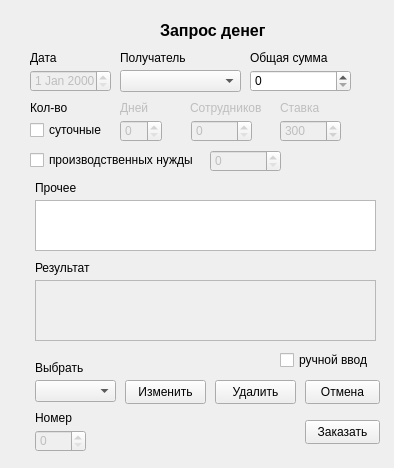
Above: my_helper/notebook/designer_ui/get_money_2.ui from SmolPO/vertical before the change. Below: the same form after it.
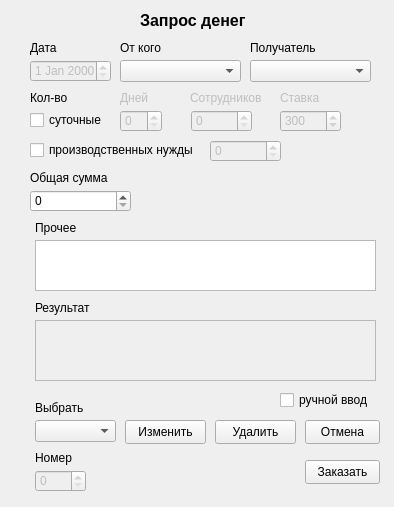
That is the form after the change.

The edit to the form file:
```diff
--- a/my_helper/notebook/designer_ui/get_money_2.ui
+++ b/my_helper/notebook/designer_ui/get_money_2.ui
@@ -7,7 +7,7 @@
     <x>0</x>
     <y>0</y>
     <width>394</width>
-    <height>468</height>
+    <height>507</height>
    </rect>
   </property>
   <property name="windowTitle">
@@ -20,7 +20,7 @@
    <property name="geometry">
     <rect>
      <x>30</x>
-     <y>70</y>
+     <y>60</y>
      <width>81</width>
      <height>22</height>
     </rect>
@@ -30,7 +30,7 @@
    <property name="geometry">
     <rect>
      <x>35</x>
-     <y>200</y>
+     <y>240</y>
      <width>341</width>
      <height>51</height>
     </rect>
@@ -39,8 +39,8 @@
   <widget class="QLabel" name="label">
    <property name="geometry">
     <rect>
-     <x>160</x>
-     <y>20</y>
+     <x>140</x>
+     <y>10</y>
      <width>111</width>
      <height>21</height>
     </rect>
@@ -59,7 +59,7 @@
    <property name="geometry">
     <rect>
      <x>30</x>
-     <y>50</y>
+     <y>40</y>
      <width>49</width>
      <height>16</height>
     </rect>
@@ -71,8 +71,8 @@
   <widget class="QComboBox" name="cb_recipient">
    <property name="geometry">
     <rect>
-     <x>120</x>
-     <y>70</y>
+     <x>250</x>
+     <y>60</y>
      <width>121</width>
      <height>22</height>
     </rect>
@@ -81,8 +81,8 @@
   <widget class="QLabel" name="label_3">
    <property name="geometry">
     <rect>
-     <x>120</x>
-     <y>50</y>
+     <x>250</x>
+     <y>40</y>
      <width>81</width>
      <height>16</height>
     </rect>
@@ -98,7 +98,7 @@
    <property name="geometry">
     <rect>
      <x>120</x>
-     <y>120</y>
+     <y>110</y>
      <width>42</width>
      <height>22</height>
     </rect>
@@ -111,7 +111,7 @@
    <property name="geometry">
     <rect>
      <x>191</x>
-     <y>120</y>
+     <y>110</y>
      <width>61</width>
      <height>22</height>
     </rect>
@@ -121,7 +121,7 @@
    <property name="geometry">
     <rect>
      <x>30</x>
-     <y>120</y>
+     <y>110</y>
      <width>76</width>
      <height>20</height>
     </rect>
@@ -137,7 +137,7 @@
    <property name="geometry">
     <rect>
      <x>120</x>
-     <y>100</y>
+     <y>90</y>
      <width>49</width>
      <height>16</height>
     </rect>
@@ -150,7 +150,7 @@
    <property name="geometry">
     <rect>
      <x>30</x>
-     <y>100</y>
+     <y>90</y>
      <width>49</width>
      <height>16</height>
     </rect>
@@ -166,7 +166,7 @@
    <property name="geometry">
     <rect>
      <x>190</x>
-     <y>100</y>
+     <y>90</y>
      <width>81</width>
      <height>16</height>
     </rect>
@@ -182,7 +182,7 @@
    <property name="geometry">
     <rect>
      <x>280</x>
-     <y>120</y>
+     <y>110</y>
      <width>61</width>
      <height>22</height>
     </rect>
@@ -201,7 +201,7 @@
    <property name="geometry">
     <rect>
      <x>280</x>
-     <y>100</y>
+     <y>90</y>
      <width>49</width>
      <height>16</height>
     </rect>
@@ -213,8 +213,8 @@
   <widget class="QLabel" name="label_8">
    <property name="geometry">
     <rect>
-     <x>250</x>
-     <y>50</y>
+     <x>30</x>
+     <y>170</y>
      <width>91</width>
      <height>16</height>
     </rect>
@@ -227,7 +227,7 @@
    <property name="geometry">
     <rect>
      <x>35</x>
-     <y>180</y>
+     <y>220</y>
      <width>49</width>
      <height>16</height>
     </rect>
@@ -243,7 +243,7 @@
    <property name="geometry">
     <rect>
      <x>35</x>
-     <y>280</y>
+     <y>320</y>
      <width>341</width>
      <height>61</height>
     </rect>
@@ -253,7 +253,7 @@
    <property name="geometry">
     <rect>
      <x>35</x>
-     <y>260</y>
+     <y>300</y>
      <width>71</width>
      <height>16</height>
     </rect>
@@ -266,7 +266,7 @@
    <property name="geometry">
     <rect>
      <x>305</x>
-     <y>420</y>
+     <y>460</y>
      <width>75</width>
      <height>24</height>
     </rect>
@@ -279,7 +279,7 @@
    <property name="geometry">
     <rect>
      <x>305</x>
-     <y>380</y>
+     <y>420</y>
      <width>75</width>
      <height>24</height>
     </rect>
@@ -292,7 +292,7 @@
    <property name="geometry">
     <rect>
      <x>35</x>
-     <y>380</y>
+     <y>420</y>
      <width>81</width>
      <height>22</height>
     </rect>
@@ -302,7 +302,7 @@
    <property name="geometry">
     <rect>
      <x>125</x>
-     <y>380</y>
+     <y>420</y>
      <width>81</width>
      <height>24</height>
     </rect>
@@ -315,7 +315,7 @@
    <property name="geometry">
     <rect>
      <x>215</x>
-     <y>380</y>
+     <y>420</y>
      <width>81</width>
      <height>24</height>
     </rect>
@@ -328,7 +328,7 @@
    <property name="geometry">
     <rect>
      <x>35</x>
-     <y>360</y>
+     <y>400</y>
      <width>49</width>
      <height>16</height>
     </rect>
@@ -344,7 +344,7 @@
    <property name="geometry">
     <rect>
      <x>35</x>
-     <y>430</y>
+     <y>470</y>
      <width>51</width>
      <height>22</height>
     </rect>
@@ -354,7 +354,7 @@
    <property name="geometry">
     <rect>
      <x>35</x>
-     <y>410</y>
+     <y>450</y>
      <width>51</width>
      <height>16</height>
     </rect>
@@ -370,7 +370,7 @@
    <property name="geometry">
     <rect>
      <x>280</x>
-     <y>350</y>
+     <y>390</y>
      <width>91</width>
      <height>20</height>
     </rect>
@@ -383,7 +383,7 @@
    <property name="geometry">
     <rect>
      <x>30</x>
-     <y>150</y>
+     <y>140</y>
      <width>171</width>
      <height>20</height>
     </rect>
@@ -395,8 +395,8 @@
   <widget class="QSpinBox" name="sb_value">
    <property name="geometry">
     <rect>
-     <x>250</x>
-     <y>70</y>
+     <x>30</x>
+     <y>190</y>
      <width>101</width>
      <height>22</height>
     </rect>
@@ -418,7 +418,7 @@
    <property name="geometry">
     <rect>
      <x>210</x>
-     <y>150</y>
+     <y>140</y>
      <width>71</width>
      <height>22</height>
     </rect>
@@ -427,6 +427,29 @@
     <number>100000</number>
    </property>
   </widget>
+  <widget class="QComboBox" name="cb_customer">
+   <property name="geometry">
+    <rect>
+     <x>120</x>
+     <y>60</y>
+     <width>121</width>
+     <height>22</height>
+    </rect>
+   </property>
+  </widget>
+  <widget class="QLabel" name="label_13">
+   <property name="geometry">
+    <rect>
+     <x>120</x>
+     <y>40</y>
+     <width>49</width>
+     <height>16</height>
+    </rect>
+   </property>
+   <property name="text">
+    <string>От кого</string>
+   </property>
+  </widget>
  </widget>
  <resources/>
  <connections/>
```
